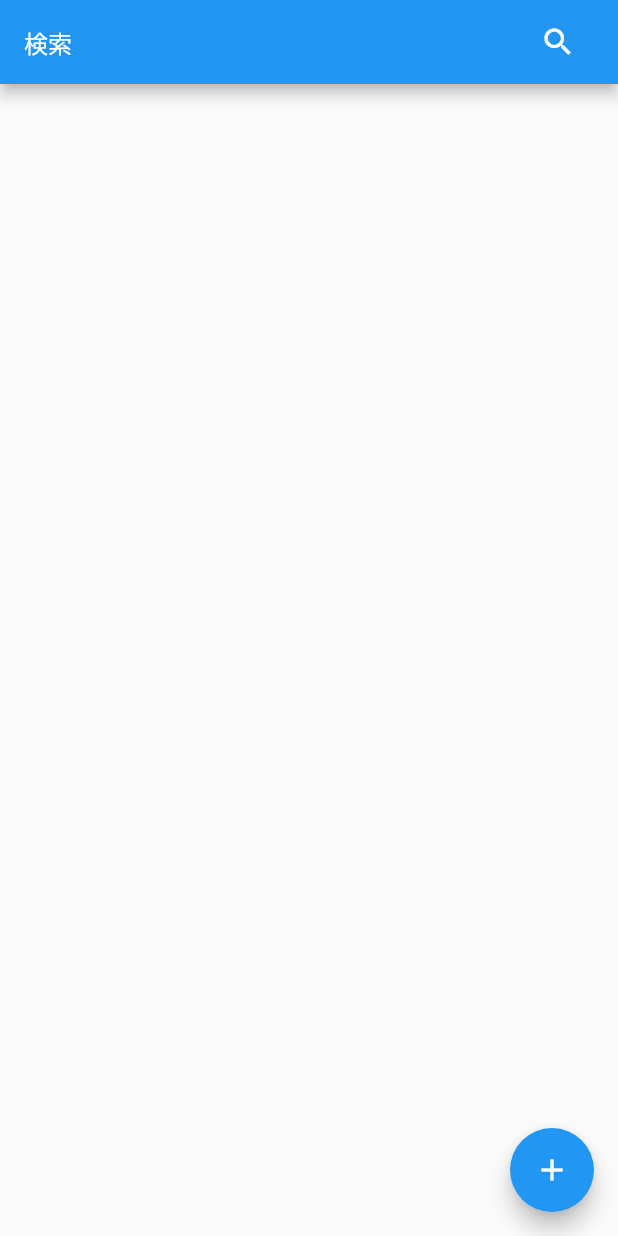
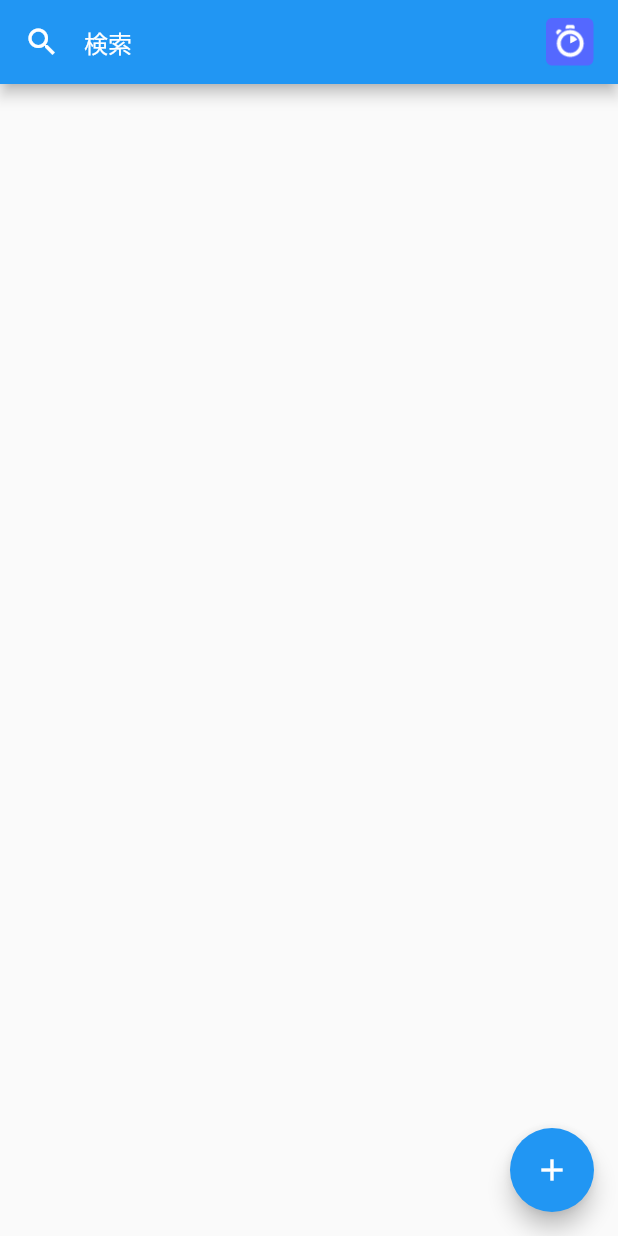
Before and after one commit to ktnydi/flutter_algolia, a Flutter app: the screen it shows after launch, on a phone screen of 412 x 824 dp. Run offline on Flutter 3.47's test engine with Material 2 defaults, Android fonts, the phone set to English and light mode, and no system bars; our stand-ins replace flutter_dotenv; missing offline and left inert: algolia.

Commit message:
add: algolia icon

```diff
--- a/lib/main.dart
+++ b/lib/main.dart
@@ -90,6 +90,10 @@ class _MyHomePageState extends State<MyHomePage> {
                         ),
                         decoration: InputDecoration(
                           border: InputBorder.none,
+                          icon: Icon(
+                            Icons.search,
+                            color: Colors.white,
+                          ),
                           hintText: '検索',
                           hintStyle: TextStyle(
                             color: Colors.white,
@@ -100,11 +104,9 @@ class _MyHomePageState extends State<MyHomePage> {
                         },
                       ),
                     ),
-                    IconButton(
-                      icon: Icon(Icons.search),
-                      onPressed: () {
-                        this.searchChannel(text: searchController.text);
-                      },
+                    Image.asset(
+                      'images/algolia-icon.png',
+                      width: 32,
                     ),
                   ],
                 ),
--- a/pubspec.yaml
+++ b/pubspec.yaml
@@ -22,3 +22,4 @@ flutter:
   uses-material-design: true
   assets:
     - .env
+    - images/algolia-icon.png
```
Also changed, not shown: images/algolia-icon.png (added).
